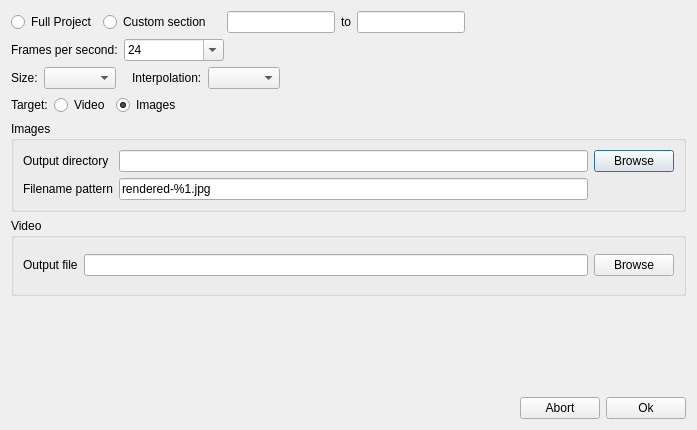
Old version of the form slowmoVideo/slowmoUI/renderingDialog.ui in the repository slowmoVideo/slowmoVideo.
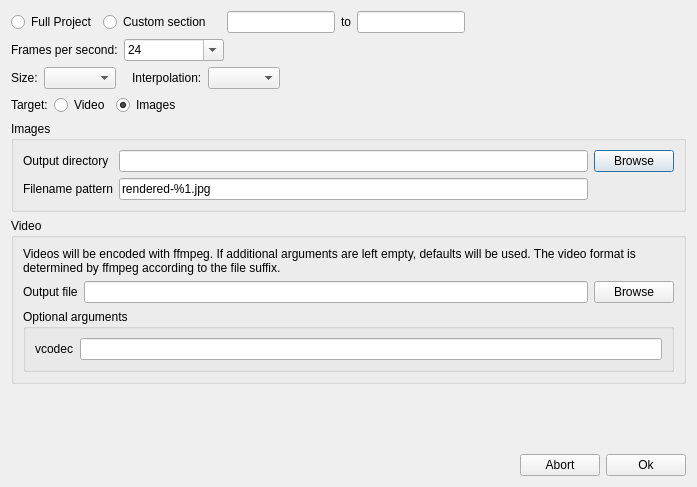
New version of the form.

Commit message: Slowmo: Support for any video format added, vcodec can be set in the rendering dialog as well

What changed in the file:
```diff
--- a/slowmoVideo/slowmoUI/renderingDialog.ui
+++ b/slowmoVideo/slowmoUI/renderingDialog.ui
@@ -7,7 +7,7 @@
     <x>0</x>
     <y>0</y>
     <width>697</width>
-    <height>430</height>
+    <height>487</height>
    </rect>
   </property>
   <property name="windowTitle">
@@ -322,16 +322,20 @@
        <verstretch>0</verstretch>
       </sizepolicy>
      </property>
-     <property name="minimumSize">
-      <size>
-       <width>0</width>
-       <height>78</height>
-      </size>
-     </property>
      <property name="title">
       <string>Video</string>
      </property>
      <layout class="QVBoxLayout" name="verticalLayout_3">
+      <item>
+       <widget class="QLabel" name="label_7">
+        <property name="text">
+         <string>Videos will be encoded with ffmpeg. If additional arguments are left empty, defaults will be used. The video format is determined by ffmpeg according to the file suffix.</string>
+        </property>
+        <property name="wordWrap">
+         <bool>true</bool>
+        </property>
+       </widget>
+      </item>
       <item>
        <layout class="QGridLayout" name="gridLayout_2">
         <item row="0" column="0">
@@ -351,6 +355,29 @@
           </property>
          </widget>
         </item>
+        <item row="1" column="0" colspan="3">
+         <widget class="QGroupBox" name="groupBox">
+          <property name="title">
+           <string>Optional arguments</string>
+          </property>
+          <layout class="QVBoxLayout" name="verticalLayout_4">
+           <item>
+            <layout class="QGridLayout" name="gridLayout_3">
+             <item row="0" column="0">
+              <widget class="QLabel" name="label_5">
+               <property name="text">
+                <string>vcodec</string>
+               </property>
+              </widget>
+             </item>
+             <item row="0" column="1">
+              <widget class="QLineEdit" name="vcodec"/>
+             </item>
+            </layout>
+           </item>
+          </layout>
+         </widget>
+        </item>
        </layout>
       </item>
      </layout>
```
The commit also changes 10 other files.
